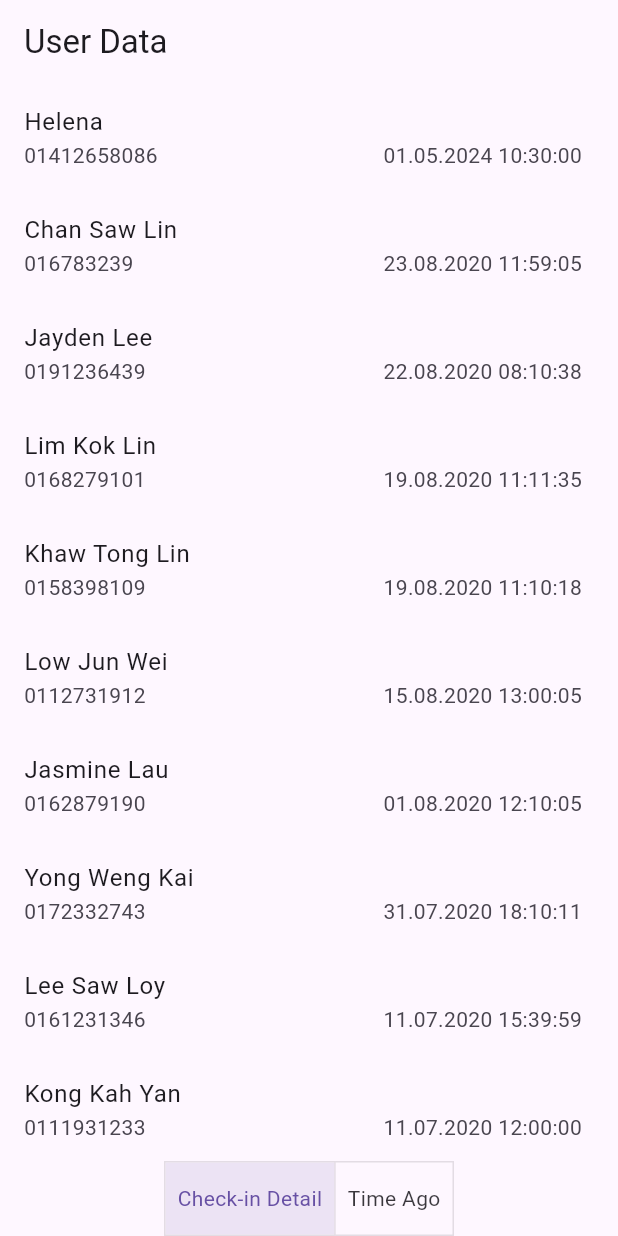
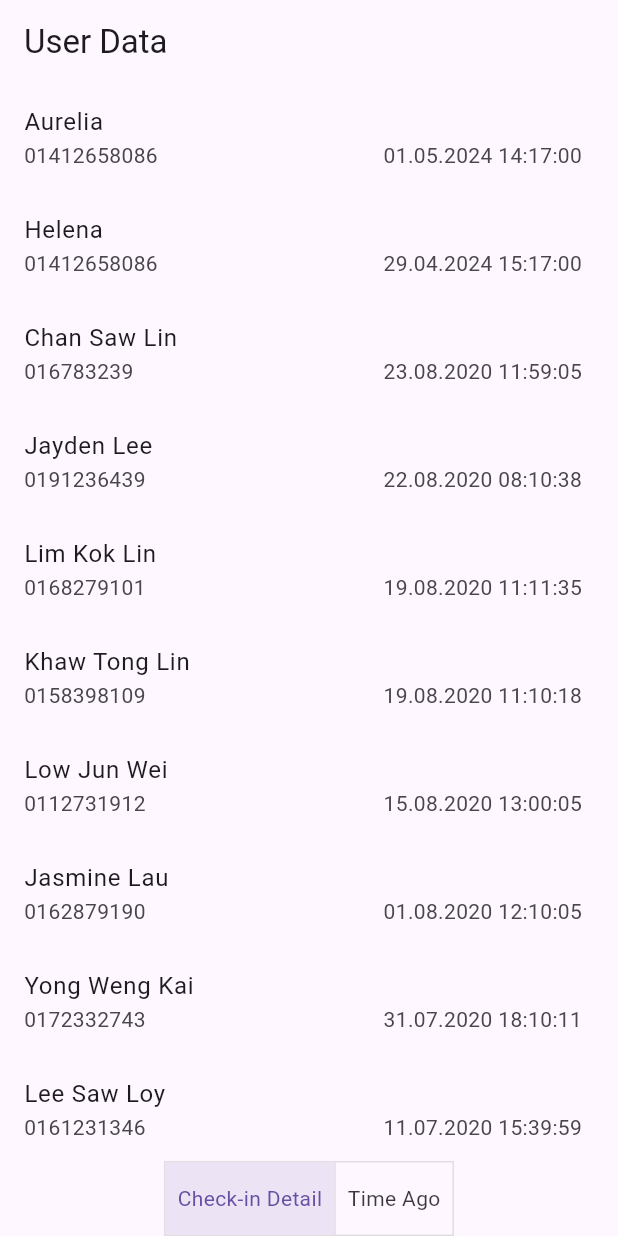
Before and after one commit to itshelena07/attendance_system, a Flutter app: the screen it shows after launch, on a phone screen of 412 x 824 dp. Run offline on Flutter 3.47's test engine with Material 3 defaults, Android fonts, the phone set to English and light mode, and no system bars.

Commit message:
Load Recent User & Toggle
(toggle with recent user) - succeed

```diff
--- a/vimigo_attedance_system/json/userlist.json
+++ b/vimigo_attedance_system/json/userlist.json
@@ -52,6 +52,11 @@
     {
         "user" : "Helena",
         "phone" : "01412658086",
-        "check-in" : "2024-04-29 15.17.00"
+        "check-in" : "2024-04-29 15:17:00"
+    },
+    {
+        "user" : "Aurelia",
+        "phone" : "01412658086",
+        "check-in" : "2024-05-01 14:17:00"
     }
 ]
--- a/vimigo_attedance_system/lib/UserDataModel.dart
+++ b/vimigo_attedance_system/lib/UserDataModel.dart
@@ -1,8 +1,10 @@
+import 'package:intl/intl.dart';
+
 class UserDataModel {
   final String user;
   final String phone;
   final DateTime checkIn;
-  final String timeAgo;
+  String timeAgo;
 
   UserDataModel({
     required this.user,
@@ -13,11 +15,10 @@
 
   factory UserDataModel.fromJson(Map<String, dynamic> json) {
     final String? checkInString = json['check-in'];
-    DateTime checkInTime = DateTime.now(); // Default value for check-in time
+    DateTime checkInTime = DateTime.now();
 
     if (checkInString != null) {
       try {
-        // Custom parsing of the date/time string
         final parts = checkInString.split(' ');
         final datePart = parts[0].split('-');
         final timePart = parts[1].split(':');
@@ -29,7 +30,6 @@
         final second = int.parse(timePart[2]);
         checkInTime = DateTime(year, month, day, hour, minute, second);
       } catch (e) {
-        // Handle parsing errors gracefully
         print('Error parsing check-in time: $e');
       }
     } else {
@@ -48,6 +48,14 @@
     );
   }
 
+  Map<String, dynamic> toJson() {
+    return {
+      'user': user,
+      'phone': phone,
+      'check-in': DateFormat('yyyy-MM-dd HH:mm:ss').format(checkIn),
+    };
+  }
+
   static String _formatTimeDifference(Duration difference) {
     if (difference.inDays > 0) {
       return '${difference.inDays} days ago';
--- a/vimigo_attedance_system/lib/main.dart
+++ b/vimigo_attedance_system/lib/main.dart
@@ -32,12 +32,10 @@
       List<UserDataModel> tempUserData =
           list.map((e) => UserDataModel.fromJson(e)).toList();
 
-      // Sort the userData list based on check-in time in descending order
+      // Sort userData list based on check-in time in descending order
       tempUserData.sort((a, b) => b.checkIn.compareTo(a.checkIn));
 
       // Update the state with the loaded and sorted user data
-
-      // Update the state with the loaded user data
       setState(() {
         userData = tempUserData;
       });
@@ -48,6 +46,7 @@
 
   @override
   Widget build(BuildContext context) {
+    userData.sort((a, b) => b.checkIn.compareTo(a.checkIn));
     return MaterialApp(
       home: Scaffold(
         appBar: AppBar(
--- a/vimigo_attedance_system/pubspec.yaml
+++ b/vimigo_attedance_system/pubspec.yaml
@@ -31,6 +31,7 @@
   flutter:
     sdk: flutter
   intl: ^0.17.0
+  path_provider: ^2.0.3
 
 
   # The following adds the Cupertino Icons font to your application.
```
Also changed, not shown: vimigo_attedance_system/pubspec.lock, 1 other file.
